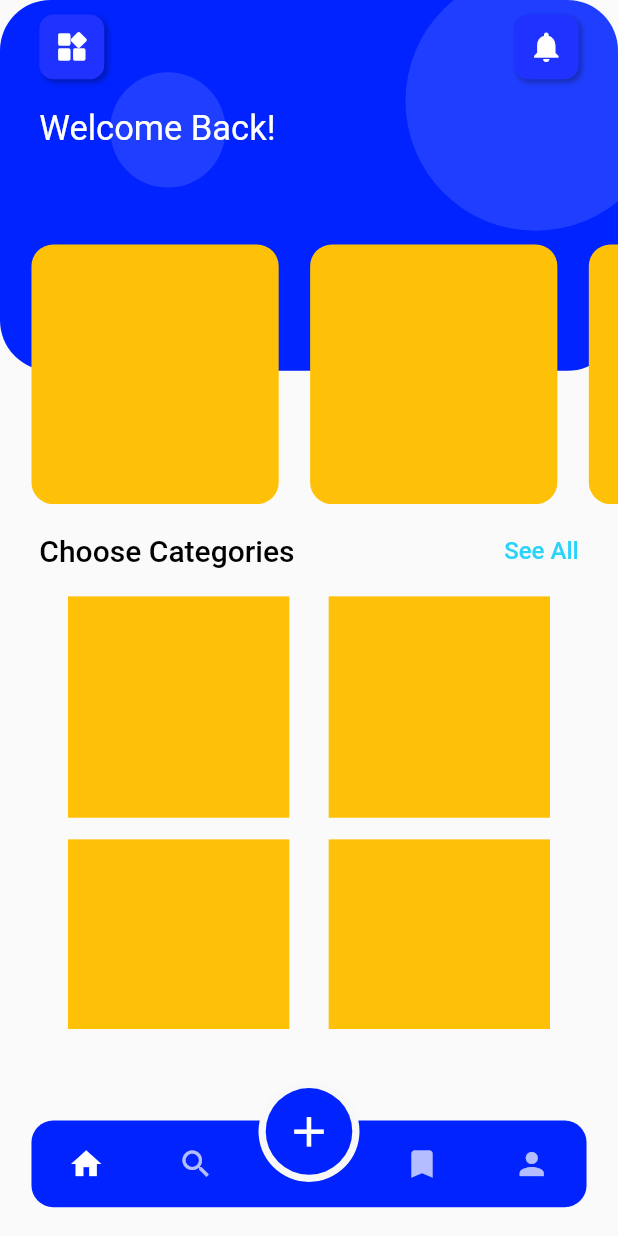
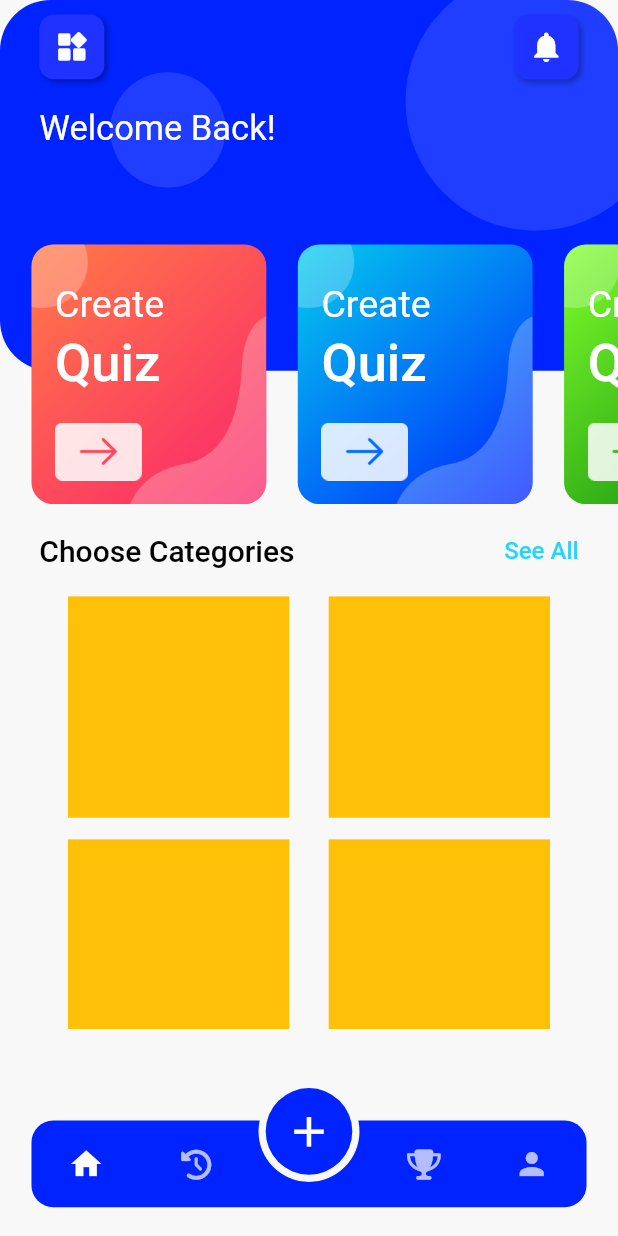
Before and after one commit to acharyaSabin11/quizApp, a Flutter app: the MainScreen screen opened by its route, on a phone screen of 412 x 824 dp. Run offline on Flutter 3.47's test engine with Material 2 defaults, Android fonts, the phone set to English and light mode, and no system bars; our stand-ins replace animated_text_kit, cloud_firestore, dots_indicator, firebase_auth, firebase_core, font_awesome_flutter and 3 more; missing offline and left inert: flutter_facebook_auth; accounts and stored records are empty.

Commit message:
Completed the home screen navigation bar's navigation on tap functionality, configured facebook login(but bug persists that login with another account is not showing) and progressed in home screen UI design

```diff
--- a/lib/helpers/dependencies.dart
+++ b/lib/helpers/dependencies.dart
@@ -1,5 +1,6 @@
 import 'package:firebase_core/firebase_core.dart';
 import 'package:get/get.dart';
+import 'package:get/get_connect/http/src/utils/utils.dart';
 import 'package:quizapp/controllers/auth_controller.dart';
 import 'package:quizapp/utilities/app_constants.dart';
 import 'package:shared_preferences/shared_preferences.dart';
@@ -12,6 +13,6 @@ Future<void> init() async {
   }
   await Firebase.initializeApp();
 
-  Get.lazyPut(() => sharedPreferences);
-  Get.lazyPut(() => AuthController());
+  Get.lazyPut(() => sharedPreferences, fenix: true);
+  Get.lazyPut(() => AuthController(), fenix: true);
 }
--- a/lib/screens/auth/sign_in_page.dart
+++ b/lib/screens/auth/sign_in_page.dart
@@ -124,6 +124,7 @@ class _SignInPageState extends State<SignInPage> {
                       ),
                       SizedBox(height: Dimensions.height10),
                       AppTextField(
+                        hasHideButton: true,
                         errorText: passwordErrorText,
                         textEditingController: passwordController,
                         prefixIcon: Icons.lock_outline,
@@ -309,7 +310,7 @@ class _SignInPageState extends State<SignInPage> {
                                           const SizedBox(width: 5),
                                           GestureDetector(
                                             onTap: () {
-                                              Get.toNamed(
+                                              Get.offNamed(
                                                   RouteHelper.getSignUpPage());
                                             },
                                             child: const CustomText(
--- a/lib/screens/auth/sign_up_page.dart
+++ b/lib/screens/auth/sign_up_page.dart
@@ -398,7 +398,7 @@ class _SignUpPageState extends State<SignUpPage> {
                                         const SizedBox(width: 5),
                                         GestureDetector(
                                           onTap: () {
-                                            Get.toNamed(
+                                            Get.offNamed(
                                                 RouteHelper.getSignInPage());
                                           },
                                           child: const CustomText(
--- /dev/null
+++ b/lib/screens/home/home_page.dart
@@ -0,0 +1,251 @@
+import 'package:cloud_firestore/cloud_firestore.dart';
+import 'package:firebase_auth/firebase_auth.dart';
+import 'package:flutter/material.dart';
+import 'package:get/get.dart';
+
+import '../../controllers/auth_controller.dart';
+import '../../models/user_model.dart';
+import '../../utilities/app_colors.dart';
+import '../../utilities/dimensions.dart';
+import '../../widgets/big_text.dart';
+import '../../widgets/custom_text.dart';
+import '../../widgets/effects/button_press_effect_container.dart';
+import '../../widgets/icon_container.dart';
+
+class HomePage extends StatefulWidget {
+  const HomePage({super.key});
+
+  @override
+  State<HomePage> createState() => _HomePageState();
+}
+
+class _HomePageState extends State<HomePage> {
+  final userID = FirebaseAuth.instance.currentUser!.uid;
+  UserModel? userModel;
+  int listViewItemCount = 3;
+
+  //override init method
+  @override
+  void initState() {
+    super.initState();
+    //fetching the user data from the firestore
+    FirebaseFirestore.instance
+        .collection("users")
+        .doc(userID)
+        .get()
+        .then((value) {
+      //setting the user data to the auth controller
+      setState(() {
+        userModel = UserModel.fromJson(value.data()!);
+      });
+    });
+  }
+
+  @override
+  Widget build(BuildContext context) {
+    return Column(
+      crossAxisAlignment: CrossAxisAlignment.start,
+      children: [
+        _upperContainer(),
+        SizedBox(
+          height: Dimensions.height20,
+        ),
+        Padding(
+          padding: EdgeInsets.symmetric(horizontal: Dimensions.width30),
+          child: Row(
+            mainAxisAlignment: MainAxisAlignment.spaceBetween,
+            children: const [
+              BigText(
+                text: "Choose Categories",
+                textColor: AppColors.titleTextColor,
+                size: 20,
+              ),
+              CustomText(
+                text: "See All",
+                textColor: Color(0xFF2ad3f9),
+                size: 16,
+                fontWeight: FontWeight.w500,
+              ),
+            ],
+          ),
+        ),
+        SizedBox(
+          height: Dimensions.height20,
+        ),
+        Center(
+          child: SizedBox(
+            width: Dimensions.deviceScreenWidth * 0.78,
+            height: Dimensions.deviceScreenHeight * 0.35,
+            child: GridView.builder(
+                physics: const BouncingScrollPhysics(),
+                padding: EdgeInsets.zero,
+                itemCount: 4,
+                gridDelegate: SliverGridDelegateWithFixedCrossAxisCount(
+                    crossAxisSpacing: Dimensions.width30,
+                    mainAxisSpacing: Dimensions.height15,
+                    crossAxisCount: 2),
+                itemBuilder: (context, index) => Container(
+                      height: 100,
+                      width: 100,
+                      color: Colors.amber,
+                    )),
+          ),
+        )
+      ],
+    );
+  }
+
+  Widget _upperContainer() {
+    return Stack(
+      children: [
+        Container(
+          height:
+              Dimensions.deviceScreenHeight * 0.30 + Dimensions.statusBarHeight,
+          width: double.maxFinite,
+          decoration: BoxDecoration(
+              color: AppColors.mainBlueColor,
+              borderRadius: BorderRadius.circular(Dimensions.height35)),
+        ),
+        //Left Small Circle Design
+        Positioned(
+          top: Dimensions.responsiveHeight(50) + Dimensions.statusBarHeight,
+          left: Dimensions.responsiveWidth(70),
+          child: CircleAvatar(
+            backgroundColor: AppColors.lowOpacityWhiteColor,
+            radius: Dimensions.responsiveHeight(40),
+          ),
+        ),
+        //Right Large Circle Design
+        Positioned(
+          top: Dimensions.responsiveHeight(-20),
+          right: Dimensions.responsiveWidth(-30),
+          child: CircleAvatar(
+            backgroundColor: AppColors.lowOpacityWhiteColor,
+            radius: Dimensions.responsiveHeight(90),
+          ),
+        ),
+        //Back button
+        Column(
+          children: [
+            Container(
+              width: double.maxFinite,
+              padding: EdgeInsets.only(
+                top: Dimensions.statusBarHeight + Dimensions.height10,
+                right: Dimensions.width30,
+                left: Dimensions.width30,
+              ),
+              child: Column(
+                crossAxisAlignment: CrossAxisAlignment.start,
+                children: [
+                  Row(
+                    mainAxisAlignment: MainAxisAlignment.spaceBetween,
+                    children: [
+                      GestureDetector(
+                        onTap: () {
+                          Get.find<AuthController>().signOut();
+                        },
+                        child: const IconContainer(
+                          iconData: Icons.widgets_rounded,
+                        ),
+                      ),
+                      const IconContainer(
+                        iconData: Icons.notifications,
+                      ),
+                    ],
+                  ),
+                  SizedBox(
+                    height: Dimensions.height20,
+                  ),
+                  const CustomText(
+                    text: "Welcome Back!",
+                    size: 23,
+                    fontWeight: FontWeight.w300,
+                  ),
+                  SizedBox(
+                    height: Dimensions.height10,
+                  ),
+                  BigText(
+                    text: userModel?.name ?? "user...",
+                    size: 30,
+                  ),
+                ],
+              ),
+            ),
+            SizedBox(height: Dimensions.height20),
+            SizedBox(
+              height: Dimensions.height120 * 1.5,
+              width: double.maxFinite,
+              child: ListView.builder(
+                shrinkWrap: true,
+                physics: const BouncingScrollPhysics(),
+                scrollDirection: Axis.horizontal,
+                itemCount: listViewItemCount,
+                itemBuilder: (context, index) => _buildListViewContainer(index),
+              ),
+            ),
+          ],
+        ),
+      ],
+    );
+  }
+
+  Widget _buildListViewContainer(int index) {
+    return Container(
+      width: Dimensions.deviceScreenHeight * 0.19,
+      decoration: BoxDecoration(
+        gradient: AppColors.homePageGradients[(index % 3)],
+        borderRadius: BorderRadius.circular(Dimensions.height15),
+        image: DecorationImage(
+            image: AssetImage("assets/images/effect.png"), fit: BoxFit.fill),
+      ),
+      margin: EdgeInsets.only(
+        left: Dimensions.width20,
+        right: listViewItemCount == index + 1 ? Dimensions.width20 : 0,
+      ),
+      child: Padding(
+        padding: EdgeInsets.all(Dimensions.width15),
+        child: Column(
+          crossAxisAlignment: CrossAxisAlignment.start,
+          mainAxisAlignment: MainAxisAlignment.spaceBetween,
+          children: [
+            Column(
+              crossAxisAlignment: CrossAxisAlignment.start,
+              children: [
+                SizedBox(
+                  height: Dimensions.height10,
+                ),
+                CustomText(
+                  text: "Create",
+                  textColor: Colors.white,
+                  size: 25,
+                ),
+                SizedBox(
+                  height: Dimensions.height10 / 2,
+                ),
+                BigText(
+                  text: "Quiz",
+                  textColor: Colors.white,
+                  size: 35,
+                ),
+              ],
+            ),
+            ButtonPressEffectContainer(
+              onTapFunction: () {
+                print(index);
+              },
+              margin: EdgeInsets.only(top: Dimensions.height10),
+              height: Dimensions.height40,
+              width: Dimensions.height60,
+              decoration: BoxDecoration(
+                image: DecorationImage(
+                    image: AssetImage("assets/images/arrowBoxWithOpacity.png"),
+                    fit: BoxFit.fill),
+              ),
+              child: SizedBox(height: 0),
+            )
+          ],
+        ),
+      ),
+    );
+  }
+}
--- a/lib/screens/home/main_screen.dart
+++ b/lib/screens/home/main_screen.dart
@@ -1,15 +1,13 @@
-import 'package:cloud_firestore/cloud_firestore.dart';
-import 'package:firebase_auth/firebase_auth.dart';
 import 'package:flutter/material.dart';
-import 'package:get/get.dart';
-import 'package:quizapp/controllers/auth_controller.dart';
-import 'package:quizapp/models/user_model.dart';
+import 'package:font_awesome_flutter/font_awesome_flutter.dart';
+import 'package:quizapp/screens/home/home_page.dart';
+import 'package:quizapp/screens/home/profile_page.dart';
 import 'package:quizapp/utilities/app_colors.dart';
 import 'package:quizapp/utilities/dimensions.dart';
+import 'package:quizapp/widgets/exit_enabled_widget.dart';
 
-import '../../widgets/big_text.dart';
-import '../../widgets/custom_text.dart';
-import '../../widgets/icon_container.dart';
+import 'history_page.dart';
+import 'leaderboard_page.dart';
 
 class MainScreen extends StatefulWidget {
   const MainScreen({super.key});
@@ -19,196 +17,42 @@ class MainScreen extends StatefulWidget {
 }
 
 class _MainScreenState extends State<MainScreen> {
-  final userID = FirebaseAuth.instance.currentUser!.uid;
-  UserModel? userModel;
+  final int pageCount = 4;
+  final PageController pageController = PageController();
+
+  List<Widget> screens = [
+    HomePage(),
+    HistoryPage(),
+    LeaderboardPage(),
+    ProfilePage(),
+  ];
 
   int currentIndex = 0;
-  int listViewItemCount = 3;
 
-  //override init method
+  //override initState
   @override
   void initState() {
     super.initState();
-    //fetching the user data from the firestore
-    FirebaseFirestore.instance
-        .collection("users")
-        .doc(userID)
-        .get()
-        .then((value) {
-      //setting the user data to the auth controller
+    pageController.addListener(() {
       setState(() {
-        userModel = UserModel.fromJson(value.data()!);
+        currentIndex = pageController.page!.floor();
+        print(currentIndex);
       });
     });
   }
 
   @override
   Widget build(BuildContext context) {
-    return Scaffold(
-      body: Column(
-        crossAxisAlignment: CrossAxisAlignment.start,
-        children: [
-          _upperContainer(),
-          SizedBox(
-            height: Dimensions.height20,
-          ),
-          Padding(
-            padding: EdgeInsets.symmetric(horizontal: Dimensions.width30),
-            child: Row(
-              mainAxisAlignment: MainAxisAlignment.spaceBetween,
-              children: const [
-                BigText(
-                  text: "Choose Categories",
-                  textColor: AppColors.titleTextColor,
-                  size: 20,
-                ),
-                CustomText(
-                  text: "See All",
-                  textColor: Color(0xFF2ad3f9),
-                  size: 16,
-                  fontWeight: FontWeight.w500,
-                ),
-              ],
-            ),
-          ),
-          SizedBox(
-            height: Dimensions.height20,
-          ),
-          Center(
-            child: SizedBox(
-              width: Dimensions.deviceScreenWidth * 0.78,
-              height: Dimensions.deviceScreenHeight * 0.35,
-              child: GridView.builder(
-                  physics: const BouncingScrollPhysics(),
-                  padding: EdgeInsets.zero,
-                  itemCount: 4,
-                  gridDelegate: SliverGridDelegateWithFixedCrossAxisCount(
-                      crossAxisSpacing: Dimensions.width30,
-                      mainAxisSpacing: Dimensions.height15,
-                      crossAxisCount: 2),
-                  itemBuilder: (context, index) => Container(
-                        height: 100,
-                        width: 100,
-                        color: Colors.amber,
-                      )),
-            ),
-          )
-        ],
-      ),
-      bottomNavigationBar: _customBottomNavigationBar(),
-    );
-  }
-
-  Widget _upperContainer() {
-    return Stack(
-      children: [
-        Container(
-          height:
-              Dimensions.deviceScreenHeight * 0.30 + Dimensions.statusBarHeight,
-          width: double.maxFinite,
-          decoration: BoxDecoration(
-              color: AppColors.mainBlueColor,
-              borderRadius: BorderRadius.circular(Dimensions.height35)),
-        ),
-        //Left Small Circle Design
-        Positioned(
-          top: Dimensions.responsiveHeight(50) + Dimensions.statusBarHeight,
-          left: Dimensions.responsiveWidth(70),
-          child: CircleAvatar(
-            backgroundColor: AppColors.lowOpacityWhiteColor,
-            radius: Dimensions.responsiveHeight(40),
-          ),
-        ),
-        //Right Large Circle Design
-        Positioned(
-          top: Dimensions.responsiveHeight(-20),
-          right: Dimensions.responsiveWidth(-30),
-          child: CircleAvatar(
-            backgroundColor: AppColors.lowOpacityWhiteColor,
-            radius: Dimensions.responsiveHeight(90),
-          ),
-        ),
-        //Back button
-        Column(
-          children: [
-            Container(
-              width: double.maxFinite,
-              padding: EdgeInsets.only(
-                top: Dimensions.statusBarHeight + Dimensions.height10,
-                right: Dimensions.width30,
-                left: Dimensions.width30,
-              ),
-              child: Column(
-                crossAxisAlignment: CrossAxisAlignment.start,
-                children: [
-                  Row(
-                    mainAxisAlignment: MainAxisAlignment.spaceBetween,
-                    children: [
-                      GestureDetector(
-                        onTap: () {
-                          Get.find<AuthController>().signOut();
-                        },
-                        child: const IconContainer(
-                          iconData: Icons.widgets_rounded,
-                        ),
-                      ),
-                      const IconContainer(
-                        iconData: Icons.notifications,
-                      ),
-                    ],
-                  ),
-                  SizedBox(
-                    height: Dimensions.height20,
-                  ),
-                  const CustomText(
-                    text: "Welcome Back!",
-                    size: 23,
-                    fontWeight: FontWeight.w300,
-                  ),
-                  SizedBox(
-                    height: Dimensions.height10,
-                  ),
-                  BigText(
-                    text: userModel?.name ?? "user...",
-                    size: 30,
-                  ),
-                ],
-              ),
-            ),
-            SizedBox(height: Dimensions.height20),
-            SizedBox(
-              height: Dimensions.height120 * 1.5,
-              width: double.maxFinite,
-              child: ListView.builder(
-                shrinkWrap: true,
-                physics: const BouncingScrollPhysics(),
-                scrollDirection: Axis.horizontal,
-                itemCount: listViewItemCount,
-                itemBuilder: (context, index) => _buildListViewContainer(index),
-              ),
-            ),
-          ],
-        ),
-      ],
-    );
-  }
-
-  Widget _buildListViewContainer(int index) {
-    return Container(
-      width: Dimensions.deviceScreenWidth * 0.4,
-      decoration: BoxDecoration(
-        color: Colors.amber,
-        borderRadius: BorderRadius.circular(Dimensions.height15),
-      ),
-      margin: EdgeInsets.only(
-        left: Dimensions.width20,
-        right: listViewItemCount == index + 1 ? Dimensions.width20 : 0,
-      ),
-    );
-  }
-
-  Widget _customBottomNavigationBar() {
-    return SizedBox(
+    return ExitEnabledWidget(
+      child: Scaffold(
+        backgroundColor: AppColors.backgroundWhiteColor,
+        body: PageView.builder(
+            controller: pageController,
+            itemCount: pageCount,
+            itemBuilder: (context, index) {
+              return screens[index];
+            }),
+        bottomNavigationBar: SizedBox(
           height: Dimensions.height20 + Dimensions.height35 * 2.5,
           child: Stack(
             children: [
@@ -231,6 +75,9 @@ class _MainScreenState extends State<MainScreen> {
                         onPressed: () {
                           setState(() {
                             currentIndex = 0;
+                            pageController.animateToPage(currentIndex,
+                                duration: const Duration(milliseconds: 250),
+                                curve: Curves.linear);
                           });
                         },
                         icon: Icon(
@@ -244,10 +91,14 @@ class _MainScreenState extends State<MainScreen> {
                         onPressed: () {
                           setState(() {
                             currentIndex = 1;
+                            pageController.animateToPage(currentIndex,
+                                duration: const Duration(milliseconds: 250),
+                                curve: Curves.linear);
                           });
                         },
                         icon: Icon(
-                      Icons.search,
+                          FontAwesomeIcons.clockRotateLeft,
+                          size: 20,
                           color: currentIndex == 1
                               ? Colors.white
                               : Colors.white.withOpacity(0.7),
@@ -260,10 +111,14 @@ class _MainScreenState extends State<MainScreen> {
                         onPressed: () {
                           setState(() {
                             currentIndex = 2;
+                            pageController.animateToPage(currentIndex,
+                                duration: const Duration(milliseconds: 250),
+                                curve: Curves.linear);
                           });
                         },
                         icon: Icon(
-                      Icons.bookmark,
+                          FontAwesomeIcons.trophy,
+                          size: 20,
                           color: currentIndex == 2
                               ? Colors.white
                               : Colors.white.withOpacity(0.7),
@@ -273,6 +128,9 @@ class _MainScreenState extends State<MainScreen> {
                         onPressed: () {
                           setState(() {
                             currentIndex = 3;
+                            pageController.animateToPage(currentIndex,
+                                duration: const Duration(milliseconds: 250),
+                                curve: Curves.linear);
                           });
                         },
                         icon: Icon(
@@ -326,6 +184,8 @@ class _MainScreenState extends State<MainScreen> {
               ),
             ],
           ),
+        ),
+      ),
     );
   }
 }
--- a/lib/utilities/app_colors.dart
+++ b/lib/utilities/app_colors.dart
@@ -14,4 +14,32 @@ class AppColors {
   static const Color mediumOpacityWhiteColor = Color(0x6FFFFFFF);
   static const Color titleTextColor = Color(0xFF000000);
   static const Color textColor = Color(0xFF606060);
+
+  static const List<LinearGradient> homePageGradients = [
+    LinearGradient(
+      colors: [
+        Color(0xFFFF7A46),
+        Color(0xFFFA256C),
+      ],
+      begin: Alignment.topLeft,
+      end: Alignment.bottomRight,
+    ),
+    LinearGradient(
+      begin: Alignment.topLeft,
+      end: Alignment.bottomRight,
+      colors: [
+        Color.fromARGB(255, 4, 205, 236),
+        Color(0xFF0023FF),
+      ],
+    ),
+    //green gradient
+    LinearGradient(
+      begin: Alignment.topLeft,
+      end: Alignment.bottomRight,
+      colors: [
+        Color.fromRGBO(128, 255, 44, 1),
+        Color(0xFF058109),
+      ],
+    ),
+  ];
 }
--- a/lib/widgets/sign_in_options_widget.dart
+++ b/lib/widgets/sign_in_options_widget.dart
@@ -34,7 +34,7 @@ class SignInOptionsWidget extends StatelessWidget {
         SizedBox(width: Dimensions.width40),
         ButtonPressEffectContainer(
           onTapFunction: () async {
-            // await authController.signInWithFacebook();
+            await authController.signInWithMicrosoft();
           },
           height: Dimensions.height40,
           width: Dimensions.height40,
@@ -53,7 +53,7 @@ class SignInOptionsWidget extends StatelessWidget {
         SizedBox(width: Dimensions.width40),
         ButtonPressEffectContainer(
           onTapFunction: () async {
-            // await authController.signInWithFacebook();
+            await authController.signInWithFacebook();
           },
           height: Dimensions.height40,
           width: Dimensions.height40,
--- a/pubspec.yaml
+++ b/pubspec.yaml
@@ -44,6 +44,9 @@ dependencies:
   firebase_auth: ^4.2.9
   cloud_firestore: ^4.4.3
   google_sign_in: ^6.0.1
+  flutter_firebase_auth: ^0.0.1
+  flutter_facebook_auth: ^5.0.7
+  font_awesome_flutter: ^10.4.0
 
 dev_dependencies:
   flutter_test:
```
Also changed, not shown: lib/controllers/auth_controller.dart (+136 -9 lines), lib/screens/home/history_page.dart (added, +20 -0 lines), lib/screens/home/leaderboard_page.dart (added, +20 -0 lines), lib/screens/home/profile_page.dart (added, +20 -0 lines), assets/images/arrowBoxWithOpacity.png (added), assets/images/biology.png (added), assets/images/effect.png (added), assets/images/geography.png (added), assets/images/science.png (added), assets/images/sports.png (added), pubspec.lock, 8 other files. Lines whose indentation alone changed are shown as unchanged.
